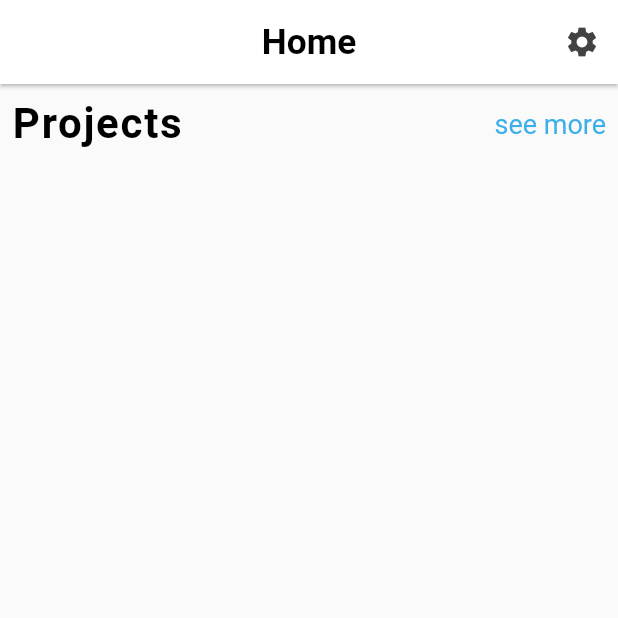
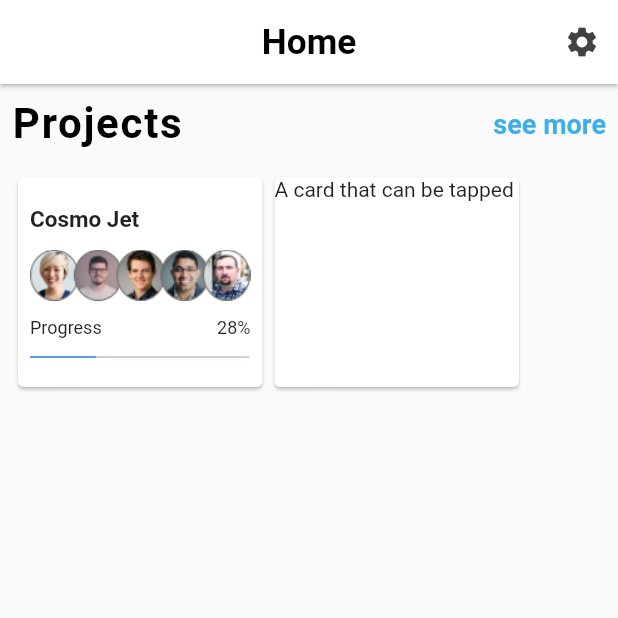
Before and after one commit to Kasweka1/Purweb-Agency, a Flutter app: the screen it shows after launch, on a phone screen of 412 x 824 dp, the top half of it. Run offline on Flutter 3.47's test engine with Material 2 defaults, Android fonts, the phone set to English and light mode, and no system bars.

Commit message:
finished 1st card

```diff
--- a/lib/main.dart
+++ b/lib/main.dart
@@ -59,7 +59,89 @@ class Home extends StatelessWidget {
                     style: TextStyle(
                       color: Color.fromRGBO(60, 175, 235, 1),
                       fontSize: 18,
+                      fontWeight: FontWeight.bold,
                     ),
+                  )
+                ],
+              ),
+              SizedBox(height: 15.0),
+              // this is start of card one
+
+              Column(
+                children: <Widget>[
+                  Row(
+                    children: <Widget>[
+                      Container(
+                        child: Card(
+                          child: InkWell(
+                            splashColor: Colors.blue.withAlpha(30),
+                            onTap: () {
+                              print('Card tapped.');
+                            },
+                            // made column for widgets to put
+                            child: Container(
+                              width: 163,
+                              height: 168 / 1.2,
+                              child: Padding(
+                                padding: const EdgeInsets.all(8.0),
+                                child: Column(
+                                  mainAxisAlignment: MainAxisAlignment.spaceEvenly,
+                                  crossAxisAlignment: CrossAxisAlignment.start,
+                                  children: <Widget>[
+                                    Text(
+                                      "Cosmo Jet",
+                                      style: TextStyle(
+                                          fontSize: 15,
+                                          fontWeight: FontWeight.bold),
+                                    ),
+                                    Image(
+                                      image: AssetImage(
+                                        "assets/Group 3.png",
+                                      ),
+                                    ),
+                                    Row(
+                                      mainAxisAlignment: MainAxisAlignment.spaceBetween,
+                                      children: <Widget>[
+                                        Text(
+                                          "Progress",
+                                          style: TextStyle(
+                                            fontSize: 12.0,
+                                          ),
+                                        ),
+                                        Text("28%",
+                                            style: TextStyle(
+                                              fontSize: 12.0,
+                                            ))
+                                      ],
+                                    ),
+                                    Image(
+                                      image: AssetImage(
+                                        "assets/Group 2.png",
+                                      ),
+                                    ),
+                                  ],
+                                ),
+                              ),
+                            ),
+                          ),
+                        ),
+                      ),
+                      Container(
+                        child: Card(
+                          child: InkWell(
+                            splashColor: Colors.blue.withAlpha(30),
+                            onTap: () {
+                              print('Card tapped.');
+                            },
+                            child: Container(
+                              width: 163,
+                              height: 168 / 1.2,
+                              child: Text('A card that can be tapped'),
+                            ),
+                          ),
+                        ),
+                      )
+                    ],
                   )
                 ],
               )
--- a/pubspec.yaml
+++ b/pubspec.yaml
@@ -45,9 +45,8 @@ flutter:
   uses-material-design: true
 
   # To add assets to your application, add an assets section, like this:
-  # assets:
-  #   - images/a_dot_burr.jpeg
-  #   - images/a_dot_ham.jpeg
+  assets:
+    - assets/
 
   # An image asset can refer to one or more resolution-specific "variants", see
   # https://flutter.dev/assets-and-images/#resolution-aware.
```
Also changed, not shown: assets/Group 2.png (added), assets/Group 3.png (added).
